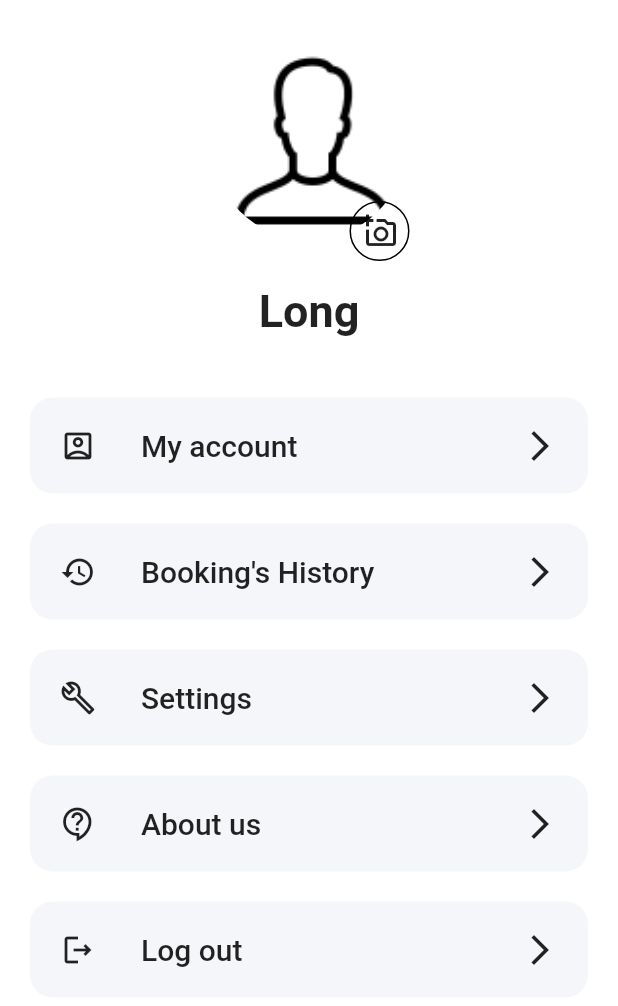
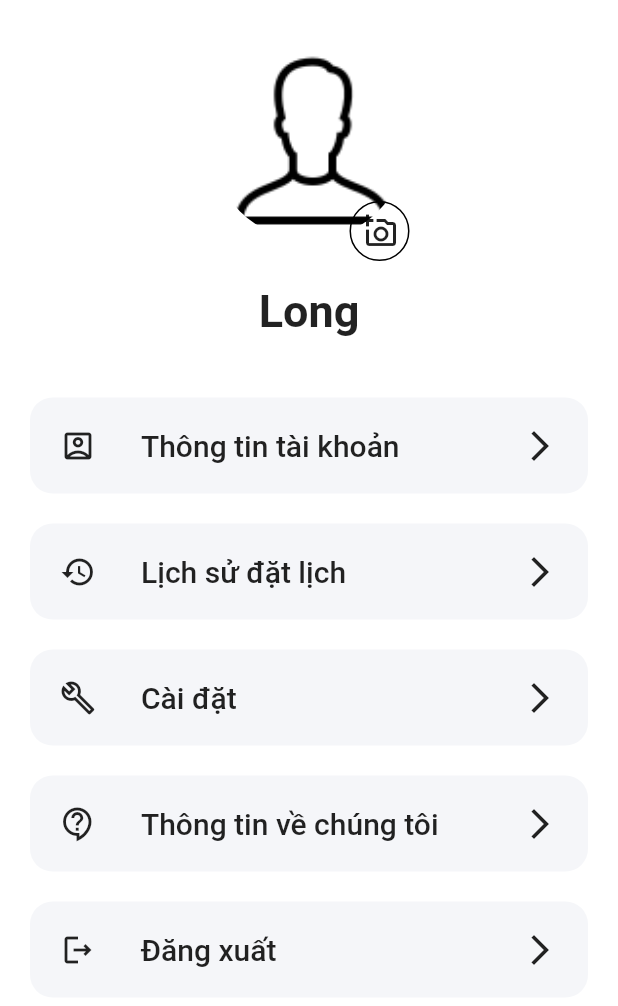
Before and after one commit to redore1234/HCIProject, a Flutter app: the ProfileScreen screen opened directly, on a phone screen of 412 x 824 dp. Shown: the top 1006 px of the screen. Run offline on Flutter 3.47's test engine with Material 2 defaults, Android fonts, the phone set to English and light mode, and no system bars.

Commit message:
change english to vietnamese

```diff
--- a/lib/components/profile_body.dart
+++ b/lib/components/profile_body.dart
@@ -1,142 +1,145 @@
 import 'package:flutter/material.dart';
 import 'profile_picture.dart';
 
-class Body extends StatelessWidget {
+class Body extends StatefulWidget {
+  @override
+  _ProfileState createState() => _ProfileState();
+}
+
+class _ProfileState extends State<Body> {
   @override
   Widget build(BuildContext context) {
     return Column(
       children: [
-        SizedBox(height: 30.0,),
-        ProfilePic(),  //profile_picture.dart
-        SizedBox(height: 30.0,),
+        SizedBox(
+          height: 30.0,
+        ),
+        ProfilePic(), //profile_picture.dart
+        SizedBox(
+          height: 30.0,
+        ),
         Text(
           'Long',
-            style: TextStyle(
-                fontSize: 30,
-                fontWeight: FontWeight.bold
-            ),
+          style: TextStyle(fontSize: 30, fontWeight: FontWeight.bold),
         ),
 
-        SizedBox(height: 30.0,),
+        SizedBox(
+          height: 30.0,
+        ),
         Padding(
             padding: const EdgeInsets.symmetric(horizontal: 20, vertical: 10),
             child: FlatButton(
                 padding: EdgeInsets.all(20),
-                shape: RoundedRectangleBorder(borderRadius: BorderRadius.circular(15)),
+                shape: RoundedRectangleBorder(
+                    borderRadius: BorderRadius.circular(15)),
                 color: Color(0xFFF5F6F9),
                 onPressed: () {},
                 child: Row(
                   children: [
                     Icon(Icons.account_box_outlined),
-                    SizedBox(width: 30.0,),
-                    Expanded(child: Text(
-                        "My account",
+                    SizedBox(
+                      width: 30.0,
+                    ),
+                    Expanded(
+                        child: Text("Thông tin tài khoản",
                             style: TextStyle(
                               fontSize: 20,
-                        )
-                      )
-                    ),
+                            ))),
                     Icon(Icons.arrow_forward_ios),
                   ],
-                )
-            )
-        ),
+                ))),
 
         Padding(
             padding: const EdgeInsets.symmetric(horizontal: 20, vertical: 10),
             child: FlatButton(
                 padding: EdgeInsets.all(20),
-                shape: RoundedRectangleBorder(borderRadius: BorderRadius.circular(15)),
+                shape: RoundedRectangleBorder(
+                    borderRadius: BorderRadius.circular(15)),
                 color: Color(0xFFF5F6F9),
                 onPressed: () {},
                 child: Row(
                   children: [
                     Icon(Icons.history_outlined),
-                    SizedBox(width: 30.0,),
-                    Expanded(child: Text(
-                        "Booking's History",
+                    SizedBox(
+                      width: 30.0,
+                    ),
+                    Expanded(
+                        child: Text("Lịch sử đặt lịch",
                             style: TextStyle(
                               fontSize: 20,
-                        )
-                    )
-                    ),
+                            ))),
                     Icon(Icons.arrow_forward_ios),
                   ],
-                )
-            )
-        ),
+                ))),
 
         Padding(
             padding: const EdgeInsets.symmetric(horizontal: 20, vertical: 10),
             child: FlatButton(
                 padding: EdgeInsets.all(20),
-                shape: RoundedRectangleBorder(borderRadius: BorderRadius.circular(15)),
+                shape: RoundedRectangleBorder(
+                    borderRadius: BorderRadius.circular(15)),
                 color: Color(0xFFF5F6F9),
                 onPressed: () {},
                 child: Row(
                   children: [
                     Icon(Icons.build_outlined),
-                    SizedBox(width: 30.0,),
-                    Expanded(child: Text(
-                        "Settings",
+                    SizedBox(
+                      width: 30.0,
+                    ),
+                    Expanded(
+                        child: Text("Cài đặt",
                             style: TextStyle(
                               fontSize: 20,
-                        )
-                    )
-                    ),
+                            ))),
                     Icon(Icons.arrow_forward_ios),
                   ],
-                )
-            )
-        ),
+                ))),
 
         Padding(
             padding: const EdgeInsets.symmetric(horizontal: 20, vertical: 10),
             child: FlatButton(
                 padding: EdgeInsets.all(20),
-                shape: RoundedRectangleBorder(borderRadius: BorderRadius.circular(15)),
+                shape: RoundedRectangleBorder(
+                    borderRadius: BorderRadius.circular(15)),
                 color: Color(0xFFF5F6F9),
                 onPressed: () {},
                 child: Row(
                   children: [
                     Icon(Icons.contact_support_outlined),
-                    SizedBox(width: 30.0,),
-                    Expanded(child: Text(
-                        "About us",
+                    SizedBox(
+                      width: 30.0,
+                    ),
+                    Expanded(
+                        child: Text("Thông tin về chúng tôi",
                             style: TextStyle(
                               fontSize: 20,
-                        )
-                    )
-                    ),
+                            ))),
                     Icon(Icons.arrow_forward_ios),
                   ],
-                )
-            )
-        ),
+                ))),
 
         Padding(
             padding: const EdgeInsets.symmetric(horizontal: 20, vertical: 10),
             child: FlatButton(
                 padding: EdgeInsets.all(20),
-                shape: RoundedRectangleBorder(borderRadius: BorderRadius.circular(15)),
+                shape: RoundedRectangleBorder(
+                    borderRadius: BorderRadius.circular(15)),
                 color: Color(0xFFF5F6F9),
                 onPressed: () {},
                 child: Row(
                   children: [
                     Icon(Icons.logout_outlined),
-                    SizedBox(width: 30.0,),
-                    Expanded(child: Text(
-                        "Log out",
+                    SizedBox(
+                      width: 30.0,
+                    ),
+                    Expanded(
+                        child: Text("Đăng xuất",
                             style: TextStyle(
                               fontSize: 20,
-                        )
-                    )
-                    ),
+                            ))),
                     Icon(Icons.arrow_forward_ios),
                   ],
-                )
-            )
-        )
+                )))
       ],
     );
   }
--- a/lib/main.dart
+++ b/lib/main.dart
@@ -1,6 +1,6 @@
 import 'package:flutter/material.dart';
-import 'package:profile/screens/login/login.dart';
-//import 'package:profile/screens/profile/profile.dart';
+//import 'package:profile/screens/login/login.dart';
+import 'package:profile/screens/profile/profile.dart';
 
 void main() {
   runApp(MyApp());
@@ -11,15 +11,14 @@ class MyApp extends StatelessWidget {
   @override
   Widget build(BuildContext context) {
     return MaterialApp(
-      title: 'Flutter Login',
       debugShowCheckedModeBanner: false,
       theme: ThemeData(
         primaryColor: Color(0xFF2661FA),
         scaffoldBackgroundColor: Colors.white,
         visualDensity: VisualDensity.adaptivePlatformDensity,
       ),
-      home: LoginScreen(),
-      //home: ProfileScreen(),
+      //home: LoginScreen(),
+      home: ProfileScreen(),
     );
   }
 }
--- a/lib/screens/login/login.dart
+++ b/lib/screens/login/login.dart
@@ -24,7 +24,7 @@ class LoginScreen extends StatelessWidget {
                 //margin: EdgeInsets.symmetric(horizontal: 40),
                 margin: const EdgeInsets.only(left: 35, bottom: 20, right: 35),
                 child: TextField(
-                  decoration: InputDecoration(labelText: "Username"),
+                  decoration: InputDecoration(labelText: "Tên đăng nhập"),
                 ),
               ),
               SizedBox(height: size.height * 0.001),
@@ -32,7 +32,7 @@ class LoginScreen extends StatelessWidget {
                 alignment: Alignment.center,
                 margin: const EdgeInsets.only(left: 35, right: 35),
                 child: TextField(
-                  decoration: InputDecoration(labelText: "Password"),
+                  decoration: InputDecoration(labelText: "Mật khẩu"),
                   obscureText: true,
                 ),
               ),
@@ -59,7 +59,7 @@ class LoginScreen extends StatelessWidget {
                         ])),
                     padding: const EdgeInsets.all(0),
                     child: Text(
-                      "LOGIN",
+                      "Đăng nhập",
                       textAlign: TextAlign.center,
                       style: TextStyle(fontWeight: FontWeight.bold),
                     ),
@@ -77,7 +77,7 @@ class LoginScreen extends StatelessWidget {
                             builder: (context) => RegisterScreen()))
                   },
                   child: Text(
-                    "Don't Have an Account? Sign up",
+                    "Bạn chưa có tài khoản? Hãy đăng kí",
                     style: TextStyle(
                         fontSize: 12,
                         fontWeight: FontWeight.bold,
--- a/lib/screens/register/register.dart
+++ b/lib/screens/register/register.dart
@@ -16,14 +16,14 @@ class RegisterScreen extends StatelessWidget {
             mainAxisAlignment: MainAxisAlignment.center,
             children: <Widget>[
               Background(
-                title: "REGISTER",
+                title: "ĐĂNG KÍ",
               ),
               SizedBox(height: size.height * 0.03),
               Container(
                 alignment: Alignment.center,
                 margin: EdgeInsets.symmetric(horizontal: 40),
                 child: TextField(
-                  decoration: InputDecoration(labelText: "Username"),
+                  decoration: InputDecoration(labelText: "Tên đăng nhập"),
                 ),
               ),
               SizedBox(height: size.height * 0.03),
@@ -31,7 +31,7 @@ class RegisterScreen extends StatelessWidget {
                 alignment: Alignment.center,
                 margin: EdgeInsets.symmetric(horizontal: 40),
                 child: TextField(
-                  decoration: InputDecoration(labelText: "Password"),
+                  decoration: InputDecoration(labelText: "Mật khẩu"),
                   obscureText: true,
                 ),
               ),
@@ -41,7 +41,7 @@ class RegisterScreen extends StatelessWidget {
                 margin: EdgeInsets.symmetric(horizontal: 40),
                 child: TextField(
                   keyboardType: TextInputType.number,
-                  decoration: InputDecoration(labelText: "Mobile Number"),
+                  decoration: InputDecoration(labelText: "Số điện thoại"),
                 ),
               ),
               SizedBox(height: size.height * 0.03),
@@ -52,7 +52,7 @@ class RegisterScreen extends StatelessWidget {
                   left: 35,
                 ),
                 child: TextField(
-                  decoration: InputDecoration(labelText: "Name"),
+                  decoration: InputDecoration(labelText: "Họ và tên"),
                 ),
               ),
               SizedBox(height: size.height * 0.05),
@@ -77,7 +77,7 @@ class RegisterScreen extends StatelessWidget {
                         ])),
                     padding: const EdgeInsets.all(0),
                     child: Text(
-                      "SIGN UP",
+                      "Đăng kí",
                       textAlign: TextAlign.center,
                       style: TextStyle(fontWeight: FontWeight.bold),
                     ),
@@ -93,7 +93,7 @@ class RegisterScreen extends StatelessWidget {
                         MaterialPageRoute(builder: (context) => LoginScreen()))
                   },
                   child: Text(
-                    "Already Have an Account? Sign in",
+                    "Bạn đã có tài khoản rồi? Đăng nhập lại",
                     style: TextStyle(
                         fontSize: 12,
                         fontWeight: FontWeight.bold,
```
Lines whose indentation alone changed are shown as unchanged.
